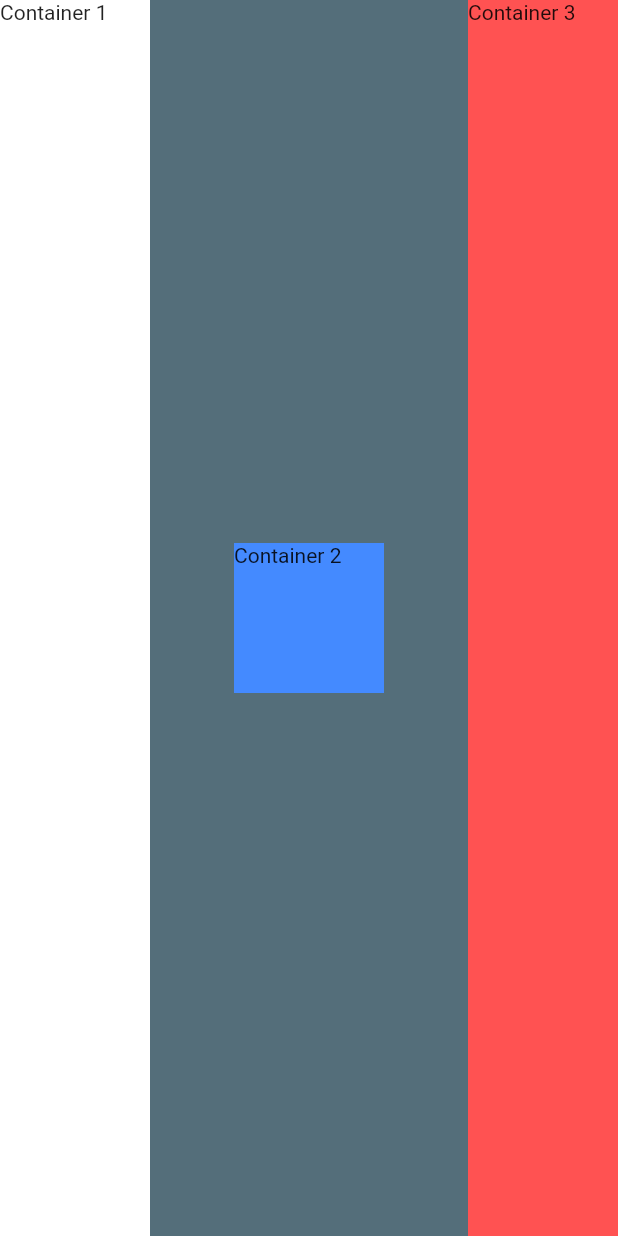
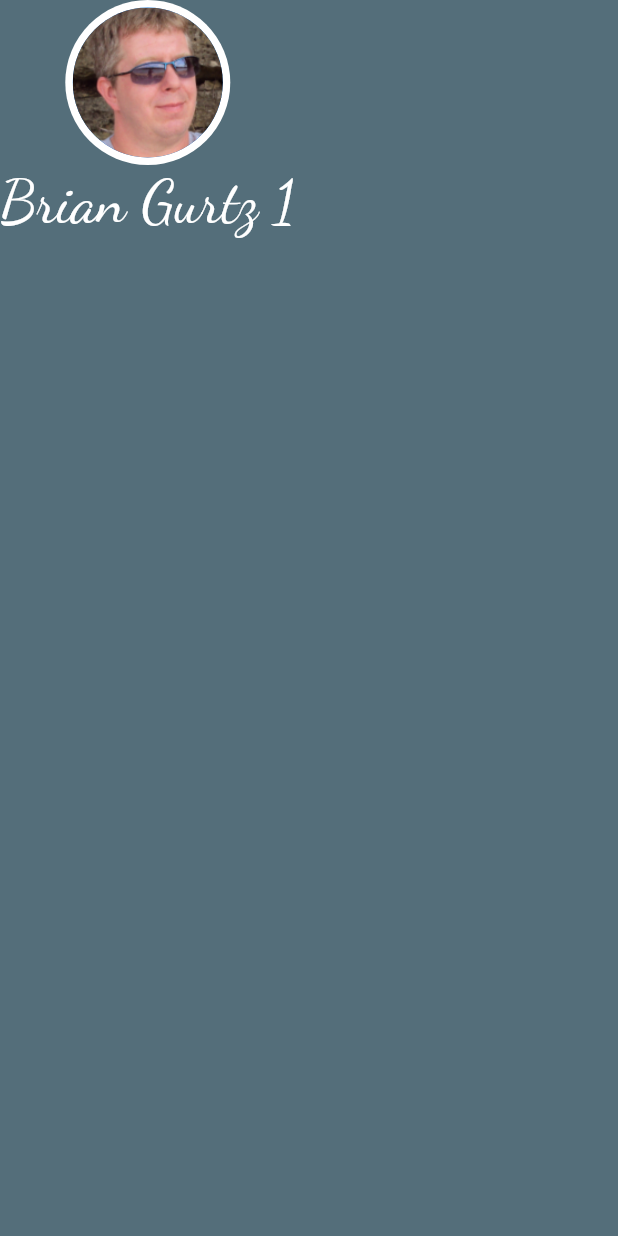
Before and after one commit to bgurtz/flutter_contact_card, a Flutter app: the screen it shows after launch, on a phone screen of 412 x 824 dp. Run offline on Flutter 3.47's test engine with Material 2 defaults, Android fonts, the phone set to English and light mode, and no system bars.

Commit message:
Circle Avatar & Custom Font

```diff
--- a/lib/main.dart
+++ b/lib/main.dart
@@ -6,7 +6,6 @@ void main() {
   );
 }
 
-// Column Layout Example: copy this and run the code to see how to build a basic column's
 
 class MyApp extends StatelessWidget {
   const MyApp({Key key}) : super(key: key);
@@ -17,34 +16,24 @@ class MyApp extends StatelessWidget {
       home: Scaffold(
         backgroundColor: Colors.blueGrey[600],
         body: SafeArea(
-          child: Row(
-            // mainAxisSize: MainAxisSize.min, // will shrink the size of the column to the min amount needded
-            // mainAxisAlignment: MainAxisAlignment.end, // will move the three boxes to the bottom of the screen,
-            // mainAxisAlignment: MainAxisAlignment.center, // This will move our boxes to the middle of the screen
-            // mainAxisAlignment: MainAxisAlignment.spaceEvenly, // will space the boxes evenly
-             mainAxisAlignment: MainAxisAlignment.spaceBetween, // this will put a box at the top, one at the bottom, & one in the middle
-            // mainAxisAlignment: MainAxisAlignment.spaceAround, // this is just a bit diffrent then space evenly
+          child: Column(
             children: <Widget>[
-              Container(
-                height: double.infinity,
-                width: 100,
+
+              CircleAvatar(
+                radius: 55.0,
+                backgroundColor: Colors.white,
+                child: CircleAvatar(
+                  radius: 50.0,
+                  backgroundImage: AssetImage('assets/images/brian.jpg'),
+                ),
+              ),
+              Text("Brian Gurtz 1",
+              style: TextStyle(
+                fontFamily: 'DancingScript',
+                fontSize:(40.0),
                 color: Colors.white,
-                child: Text('Container 1'),
               ),
-            // The sizedBox adds a little space between our boxes
-            // SizedBox(height: 20.0),
-              Container(
-                width: 100.0,
-                height: 100.0,
-                color: Colors.blueAccent,
-                child: Text('Container 2'),
-              ),
-              Container(
-                width: 100.0,
-                height: double.infinity,
-                color: Colors.redAccent,
-                child: Text('Container 3'),
-              ),
+             ),
             ],
           ),
         ),
```
Also changed, not shown: pubspec.yaml (+7 -7 lines), assets/images/brian.jpg (added), fonts/DancingScript-Regular.ttf (added), fonts/DancingScript-SemiBold.ttf (added).
